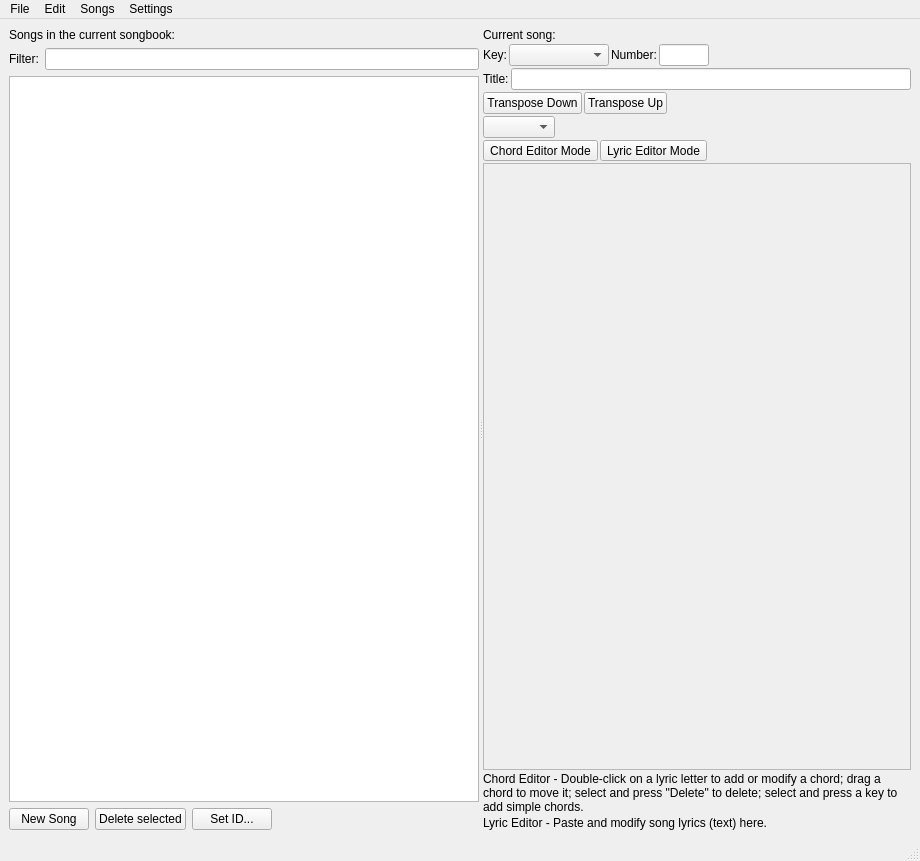
Before: the Qt Designer form src/softchord_main_window.ui in matvey83/softChord, drawn with Qt 5.
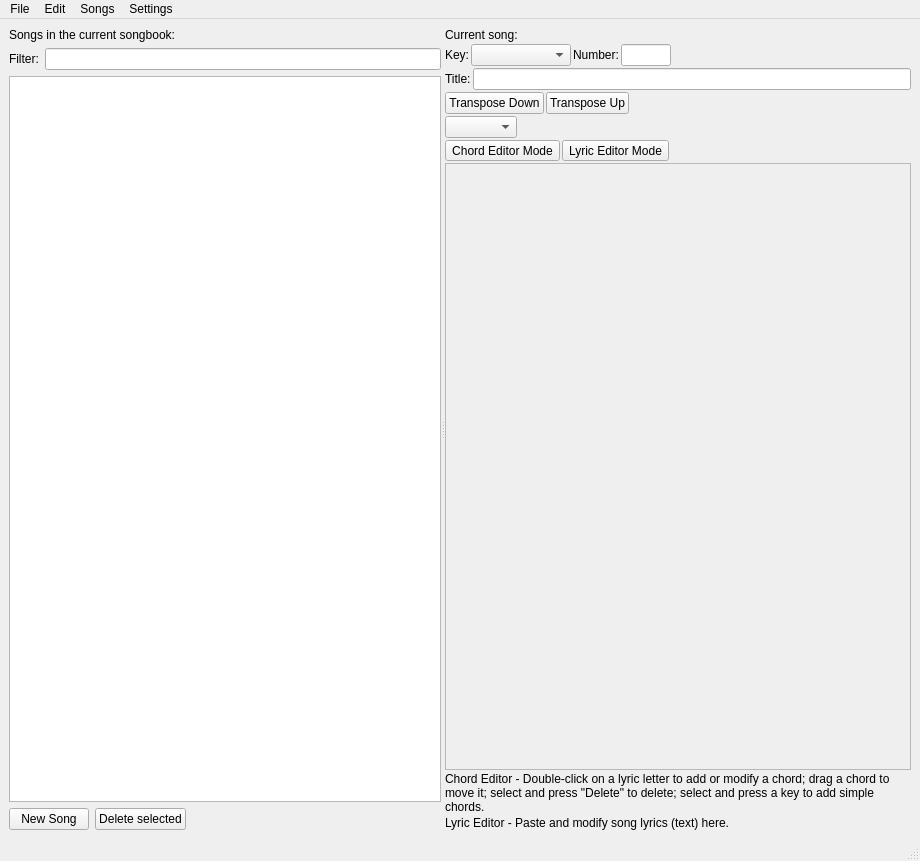
After: the same form once the commit is applied.

Commit message: Made 'set database ID' a menu instead of a button

Patch:
```diff
--- a/src/softchord_main_window.ui
+++ b/src/softchord_main_window.ui
@@ -57,7 +57,7 @@
          </widget>
         </item>
         <item>
-         <layout class="QHBoxLayout" name="horizontalLayout_2" stretch="0,0,0,0">
+         <layout class="QHBoxLayout" name="horizontalLayout_2" stretch="0,0,0">
           <item>
            <widget class="QPushButton" name="new_song_button">
             <property name="text">
@@ -72,13 +72,6 @@
             </property>
            </widget>
           </item>
-          <item>
-           <widget class="QPushButton" name="set_id_button">
-            <property name="text">
-             <string>Set ID...</string>
-            </property>
-           </widget>
-          </item>
           <item>
            <spacer name="horizontalSpacer">
             <property name="orientation">
```
Left out of the diff: 6 changed lines with no effect on the pictures. The commit also changes 1 other file.
